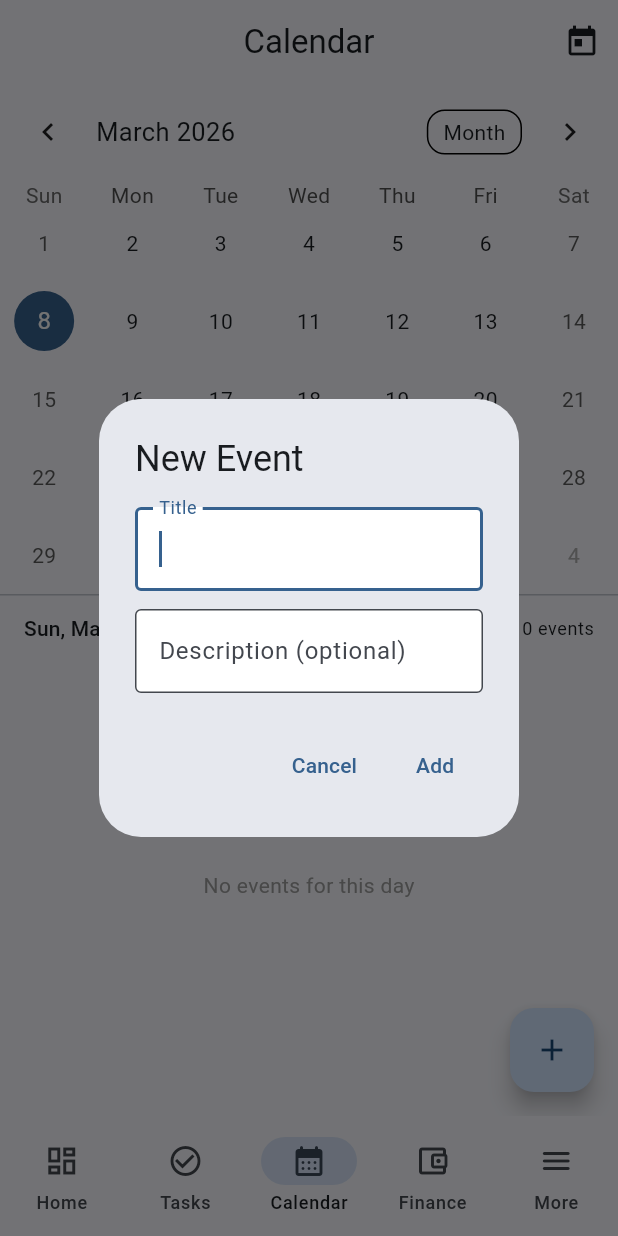
After one commit to freekvandeven/freek_app, a Flutter app: the CalendarPage screen opened by its route, after a tap on the "add" icon, on a phone screen of 412 x 824 dp. The commit adds this screen. Run offline on Flutter 3.47's test engine with Material 3 defaults, Android fonts, the phone set to English and light mode, and no system bars; drawn by our look-alikes of table_calendar; our stand-ins replace fl_chart, flutter_dotenv, flutter_riverpod, go_router, shared_preferences; missing offline and left inert: encrypt, flood, flood_core; accounts and stored records are empty.

Commit message:
feat(calendar): add unified calendar view with table_calendar
- CalendarEvent model with task/finance/custom event types
- MockCalendarService with SharedPreferences persistence
- Calendar providers: aggregate task due dates and recurring transactions as events
- CalendarPage with table_calendar widget (month/two-week/week views)
- Selected day event list with type-specific icons and color coding
- Quick add event dialog for custom events
- Navigation to source (task) when tapping task events
- Delete confirmation for custom events

```diff
--- /dev/null
+++ b/personal_app/lib/features/calendar/models/calendar_event.dart
@@ -0,0 +1,83 @@
+import 'package:uuid/uuid.dart';
+
+enum EventType { task, finance, custom }
+
+class CalendarEvent {
+  final String id;
+  final String title;
+  final String? description;
+  final DateTime date;
+  final DateTime? endDate;
+  final EventType type;
+  final String? sourceId;
+  final String? color;
+  final DateTime createdAt;
+
+  CalendarEvent({
+    String? id,
+    required this.title,
+    this.description,
+    required this.date,
+    this.endDate,
+    this.type = EventType.custom,
+    this.sourceId,
+    this.color,
+    DateTime? createdAt,
+  }) : id = id ?? const Uuid().v4(),
+       createdAt = createdAt ?? DateTime.now();
+
+  CalendarEvent copyWith({
+    String? title,
+    String? description,
+    DateTime? date,
+    DateTime? endDate,
+    EventType? type,
+    String? color,
+    bool clearDescription = false,
+    bool clearEndDate = false,
+    bool clearColor = false,
+  }) {
+    return CalendarEvent(
+      id: id,
+      title: title ?? this.title,
+      description: clearDescription ? null : (description ?? this.description),
+      date: date ?? this.date,
+      endDate: clearEndDate ? null : (endDate ?? this.endDate),
+      type: type ?? this.type,
+      sourceId: sourceId,
+      color: clearColor ? null : (color ?? this.color),
+      createdAt: createdAt,
+    );
+  }
+
+  Map<String, dynamic> toMap() => {
+    'id': id,
+    'title': title,
+    'description': description,
+    'date': date.toIso8601String(),
+    'endDate': endDate?.toIso8601String(),
+    'type': type.name,
+    'sourceId': sourceId,
+    'color': color,
+    'createdAt': createdAt.toIso8601String(),
+  };
+
+  factory CalendarEvent.fromMap(Map<String, dynamic> map) {
+    return CalendarEvent(
+      id: map['id'] as String,
+      title: map['title'] as String,
+      description: map['description'] as String?,
+      date: DateTime.parse(map['date'] as String),
+      endDate: map['endDate'] != null
+          ? DateTime.parse(map['endDate'] as String)
+          : null,
+      type: EventType.values.firstWhere(
+        (e) => e.name == (map['type'] as String),
+        orElse: () => EventType.custom,
+      ),
+      sourceId: map['sourceId'] as String?,
+      color: map['color'] as String?,
+      createdAt: DateTime.parse(map['createdAt'] as String),
+    );
+  }
+}
--- /dev/null
+++ b/personal_app/lib/features/calendar/pages/calendar_page.dart
@@ -0,0 +1,267 @@
+import 'package:flutter/material.dart';
+import 'package:flutter_riverpod/flutter_riverpod.dart';
+import 'package:go_router/go_router.dart';
+import 'package:intl/intl.dart';
+import 'package:table_calendar/table_calendar.dart';
+
+import '../models/calendar_event.dart';
+import '../providers/calendar_providers.dart';
+
+class CalendarPage extends ConsumerStatefulWidget {
+  const CalendarPage({super.key});
+
+  @override
+  ConsumerState<CalendarPage> createState() => _CalendarPageState();
+}
+
+class _CalendarPageState extends ConsumerState<CalendarPage> {
+  CalendarFormat _calendarFormat = CalendarFormat.month;
+  DateTime _focusedDay = DateTime.now();
+
+  @override
+  Widget build(BuildContext context) {
+    final selectedDay = ref.watch(selectedDayProvider);
+    final eventsByDay = ref.watch(calendarEventsByDayProvider);
+    final selectedEvents = ref.watch(selectedDayEventsProvider);
+    final theme = Theme.of(context);
+
+    return Scaffold(
+      appBar: AppBar(
+        title: const Text('Calendar'),
+        actions: [
+          IconButton(
+            icon: const Icon(Icons.today),
+            tooltip: 'Today',
+            onPressed: () {
+              final now = DateTime.now();
+              setState(() => _focusedDay = now);
+              ref.read(selectedDayProvider.notifier).state = DateTime(
+                now.year,
+                now.month,
+                now.day,
+              );
+            },
+          ),
+        ],
+      ),
+      body: Column(
+        children: [
+          TableCalendar<CalendarEvent>(
+            firstDay: DateTime.utc(2020, 1, 1),
+            lastDay: DateTime.utc(2100, 12, 31),
+            focusedDay: _focusedDay,
+            calendarFormat: _calendarFormat,
+            selectedDayPredicate: (day) => isSameDay(selectedDay, day),
+            eventLoader: (day) {
+              final normalizedDay = DateTime(day.year, day.month, day.day);
+              return eventsByDay.valueOrNull?[normalizedDay] ?? [];
+            },
+            onDaySelected: (selected, focused) {
+              ref.read(selectedDayProvider.notifier).state = DateTime(
+                selected.year,
+                selected.month,
+                selected.day,
+              );
+              setState(() => _focusedDay = focused);
+            },
+            onFormatChanged: (format) {
+              setState(() => _calendarFormat = format);
+            },
+            onPageChanged: (focusedDay) {
+              _focusedDay = focusedDay;
+            },
+            calendarStyle: CalendarStyle(
+              markersMaxCount: 3,
+              markerDecoration: BoxDecoration(
+                color: theme.colorScheme.primary,
+                shape: BoxShape.circle,
+              ),
+              todayDecoration: BoxDecoration(
+                color: theme.colorScheme.primaryContainer,
+                shape: BoxShape.circle,
+              ),
+              selectedDecoration: BoxDecoration(
+                color: theme.colorScheme.primary,
+                shape: BoxShape.circle,
+              ),
+            ),
+            headerStyle: const HeaderStyle(formatButtonShowsNext: false),
+          ),
+
+          const Divider(height: 1),
+
+          // Selected day header
+          Padding(
+            padding: const EdgeInsets.fromLTRB(16, 12, 16, 8),
+            child: Row(
+              mainAxisAlignment: MainAxisAlignment.spaceBetween,
+              children: [
+                Text(
+                  DateFormat.yMMMEd().format(selectedDay),
+                  style: theme.textTheme.titleSmall,
+                ),
+                Text(
+                  '${selectedEvents.length} event${selectedEvents.length == 1 ? '' : 's'}',
+                  style: theme.textTheme.bodySmall,
+                ),
+              ],
+            ),
+          ),
+
+          // Events for selected day
+          Expanded(
+            child: selectedEvents.isEmpty
+                ? const Center(
+                    child: Text(
+                      'No events for this day',
+                      style: TextStyle(color: Colors.grey),
+                    ),
+                  )
+                : ListView.builder(
+                    itemCount: selectedEvents.length,
+                    padding: const EdgeInsets.symmetric(horizontal: 16),
+                    itemBuilder: (context, index) {
+                      final event = selectedEvents[index];
+                      return Card(
+                        child: ListTile(
+                          leading: CircleAvatar(
+                            backgroundColor: event.color != null
+                                ? Color(int.parse(event.color!))
+                                : theme.colorScheme.primaryContainer,
+                            child: Icon(
+                              _eventTypeIcon(event.type),
+                              color: event.color != null
+                                  ? Colors.white
+                                  : theme.colorScheme.onPrimaryContainer,
+                              size: 20,
+                            ),
+                          ),
+                          title: Text(event.title),
+                          subtitle: event.description != null
+                              ? Text(
+                                  event.description!,
+                                  maxLines: 1,
+                                  overflow: TextOverflow.ellipsis,
+                                )
+                              : Text(event.type.name),
+                          trailing: event.type == EventType.custom
+                              ? IconButton(
+                                  icon: const Icon(Icons.delete, size: 20),
+                                  onPressed: () =>
+                                      _confirmDelete(context, ref, event),
+                                )
+                              : null,
+                          onTap: () => _navigateToSource(context, event),
+                        ),
+                      );
+                    },
+                  ),
+          ),
+        ],
+      ),
+      floatingActionButton: FloatingActionButton(
+        onPressed: () => _showAddEventDialog(context, ref, selectedDay),
+        child: const Icon(Icons.add),
+      ),
+    );
+  }
+
+  IconData _eventTypeIcon(EventType type) {
+    return switch (type) {
+      EventType.task => Icons.check_circle_outline,
+      EventType.finance => Icons.attach_money,
+      EventType.custom => Icons.event,
+    };
+  }
+
+  void _navigateToSource(BuildContext context, CalendarEvent event) {
+    if (event.type == EventType.task && event.sourceId != null) {
+      context.push('/tasks/${event.sourceId}');
+    }
+  }
+
+  void _confirmDelete(
+    BuildContext context,
+    WidgetRef ref,
+    CalendarEvent event,
+  ) {
+    showDialog(
+      context: context,
+      builder: (ctx) => AlertDialog(
+        title: const Text('Delete Event'),
+        content: Text('Delete "${event.title}"?'),
+        actions: [
+          TextButton(
+            onPressed: () => Navigator.pop(ctx),
+            child: const Text('Cancel'),
+          ),
+          TextButton(
+            onPressed: () {
+              Navigator.pop(ctx);
+              ref.read(calendarEventsProvider.notifier).deleteEvent(event.id);
+            },
+            child: const Text('Delete'),
+          ),
+        ],
+      ),
+    );
+  }
+
+  void _showAddEventDialog(BuildContext context, WidgetRef ref, DateTime day) {
+    final titleController = TextEditingController();
+    final descriptionController = TextEditingController();
+
+    showDialog(
+      context: context,
+      builder: (ctx) => AlertDialog(
+        title: const Text('New Event'),
+        content: Column(
+          mainAxisSize: MainAxisSize.min,
+          children: [
+            TextField(
+              controller: titleController,
+              decoration: const InputDecoration(
+                labelText: 'Title',
+                border: OutlineInputBorder(),
+              ),
+              autofocus: true,
+            ),
+            const SizedBox(height: 12),
+            TextField(
+              controller: descriptionController,
+              decoration: const InputDecoration(
+                labelText: 'Description (optional)',
+                border: OutlineInputBorder(),
+              ),
+            ),
+          ],
+        ),
+        actions: [
+          TextButton(
+            onPressed: () => Navigator.pop(ctx),
+            child: const Text('Cancel'),
+          ),
+          TextButton(
+            onPressed: () {
+              if (titleController.text.trim().isNotEmpty) {
+                ref
+                    .read(calendarEventsProvider.notifier)
+                    .addEvent(
+                      CalendarEvent(
+                        title: titleController.text.trim(),
+                        description: descriptionController.text.trim().isEmpty
+                            ? null
+                            : descriptionController.text.trim(),
+                        date: day,
+                      ),
+                    );
+                Navigator.pop(ctx);
+              }
+            },
+            child: const Text('Add'),
+          ),
+        ],
+      ),
+    );
+  }
+}
--- /dev/null
+++ b/personal_app/lib/features/calendar/providers/calendar_providers.dart
@@ -0,0 +1,104 @@
+import 'package:flutter_riverpod/flutter_riverpod.dart';
+
+import '../../tasks/providers/task_providers.dart';
+import '../../finances/providers/finance_providers.dart';
+import '../../finances/models/finance_models.dart';
+import '../models/calendar_event.dart';
+import '../services/calendar_service.dart';
+
+final calendarServiceProvider = Provider<CalendarService>(
+  (_) => MockCalendarService(),
+);
+
+class CalendarEventsNotifier extends AsyncNotifier<List<CalendarEvent>> {
+  @override
+  Future<List<CalendarEvent>> build() async {
+    final customEvents = await ref.read(calendarServiceProvider).getEvents();
+
+    // Pull task due dates as events
+    final tasks = ref.watch(taskListProvider).valueOrNull ?? [];
+    final taskEvents = tasks
+        .where((t) => t.dueDate != null && !t.isCompleted)
+        .map(
+          (t) => CalendarEvent(
+            id: 'task_${t.id}',
+            title: t.title,
+            description: t.description,
+            date: t.dueDate!,
+            type: EventType.task,
+            sourceId: t.id,
+            color: '0xFFFF9800',
+          ),
+        )
+        .toList();
+
+    // Pull recurring transactions as events
+    final transactions = ref.watch(transactionListProvider).valueOrNull ?? [];
+    final financeEvents = transactions
+        .where((t) => t.isRecurring)
+        .map(
+          (t) => CalendarEvent(
+            id: 'fin_${t.id}',
+            title: '${t.type == TransactionType.income ? '+' : '-'} ${t.title}',
+            date: t.date,
+            type: EventType.finance,
+            sourceId: t.id,
+            color: t.type == TransactionType.income
+                ? '0xFF4CAF50'
+                : '0xFFF44336',
+          ),
+        )
+        .toList();
+
+    return [...customEvents, ...taskEvents, ...financeEvents]
+      ..sort((a, b) => a.date.compareTo(b.date));
+  }
+
+  Future<void> addEvent(CalendarEvent event) async {
+    await ref.read(calendarServiceProvider).addEvent(event);
+    ref.invalidateSelf();
+  }
+
+  Future<void> updateEvent(CalendarEvent event) async {
+    await ref.read(calendarServiceProvider).updateEvent(event);
+    ref.invalidateSelf();
+  }
+
+  Future<void> deleteEvent(String id) async {
+    await ref.read(calendarServiceProvider).deleteEvent(id);
+    ref.invalidateSelf();
+  }
+}
+
+final calendarEventsProvider =
+    AsyncNotifierProvider<CalendarEventsNotifier, List<CalendarEvent>>(
+      CalendarEventsNotifier.new,
+    );
+
+/// Events grouped by day for calendar marker display.
+final calendarEventsByDayProvider =
+    Provider<AsyncValue<Map<DateTime, List<CalendarEvent>>>>((ref) {
+      return ref.watch(calendarEventsProvider).whenData((events) {
+        final Map<DateTime, List<CalendarEvent>> result = {};
+        for (final event in events) {
+          final day = DateTime(
+            event.date.year,
+            event.date.month,
+            event.date.day,
+          );
+          result.putIfAbsent(day, () => []).add(event);
+        }
+        return result;
+      });
+    });
+
+final selectedDayProvider = StateProvider<DateTime>((ref) {
+  final now = DateTime.now();
+  return DateTime(now.year, now.month, now.day);
+});
+
+final selectedDayEventsProvider = Provider<List<CalendarEvent>>((ref) {
+  final day = ref.watch(selectedDayProvider);
+  final eventsByDay = ref.watch(calendarEventsByDayProvider);
+  return eventsByDay.valueOrNull?[day] ?? [];
+});
--- /dev/null
+++ b/personal_app/lib/features/calendar/services/calendar_service.dart
@@ -0,0 +1,58 @@
+import 'dart:convert';
+
+import 'package:shared_preferences/shared_preferences.dart';
+
+import '../models/calendar_event.dart';
+
+abstract class CalendarService {
+  Future<List<CalendarEvent>> getEvents();
+  Future<void> addEvent(CalendarEvent event);
+  Future<void> updateEvent(CalendarEvent event);
+  Future<void> deleteEvent(String id);
+}
+
+class MockCalendarService implements CalendarService {
+  static const _eventsKey = 'calendar_events';
+  final _prefs = SharedPreferencesAsync();
+
+  @override
+  Future<List<CalendarEvent>> getEvents() async {
+    final data = await _prefs.getString(_eventsKey);
+    if (data == null) return [];
+    final list = jsonDecode(data) as List;
+    return list
+        .map((e) => CalendarEvent.fromMap(e as Map<String, dynamic>))
+        .toList();
+  }
+
+  @override
+  Future<void> addEvent(CalendarEvent event) async {
+    final events = await getEvents();
+    events.add(event);
+    await _saveEvents(events);
+  }
+
+  @override
+  Future<void> updateEvent(CalendarEvent event) async {
+    final events = await getEvents();
+    final index = events.indexWhere((e) => e.id == event.id);
+    if (index != -1) {
+      events[index] = event;
+      await _saveEvents(events);
+    }
+  }
+
+  @override
+  Future<void> deleteEvent(String id) async {
+    final events = await getEvents();
+    events.removeWhere((e) => e.id == id);
+    await _saveEvents(events);
+  }
+
+  Future<void> _saveEvents(List<CalendarEvent> events) async {
+    await _prefs.setString(
+      _eventsKey,
+      jsonEncode(events.map((e) => e.toMap()).toList()),
+    );
+  }
+}
--- a/personal_app/lib/routing/app_router.dart
+++ b/personal_app/lib/routing/app_router.dart
@@ -6,6 +6,7 @@ import '../features/auth/pages/forgot_password_page.dart';
 import '../features/auth/pages/login_page.dart';
 import '../features/auth/pages/signup_page.dart';
 import '../features/auth/providers/auth_providers.dart';
+import '../features/calendar/pages/calendar_page.dart';
 import '../features/dashboard/pages/dashboard_page.dart';
 import '../features/finances/pages/asset_edit_page.dart';
 import '../features/finances/pages/asset_list_page.dart';
@@ -94,7 +95,7 @@ final appRouterProvider = Provider<GoRouter>((ref) {
             routes: [
               GoRoute(
                 path: '/calendar',
-                builder: (context, state) => _placeholder('Calendar'),
+                builder: (context, state) => const CalendarPage(),
               ),
             ],
           ),
```
